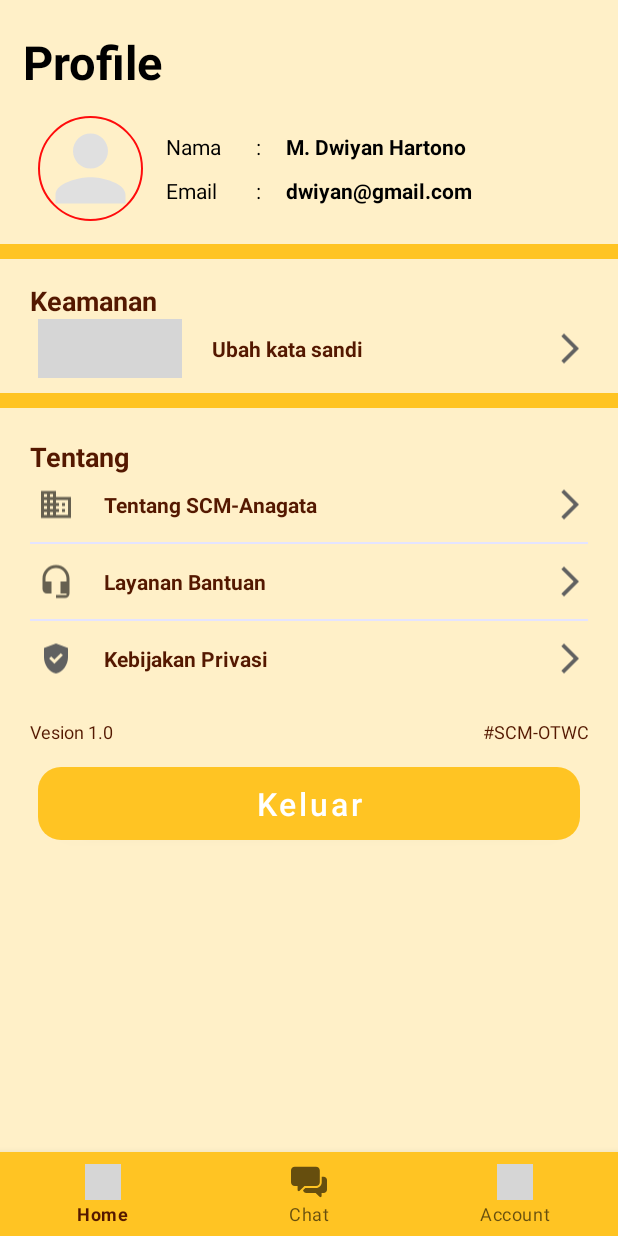
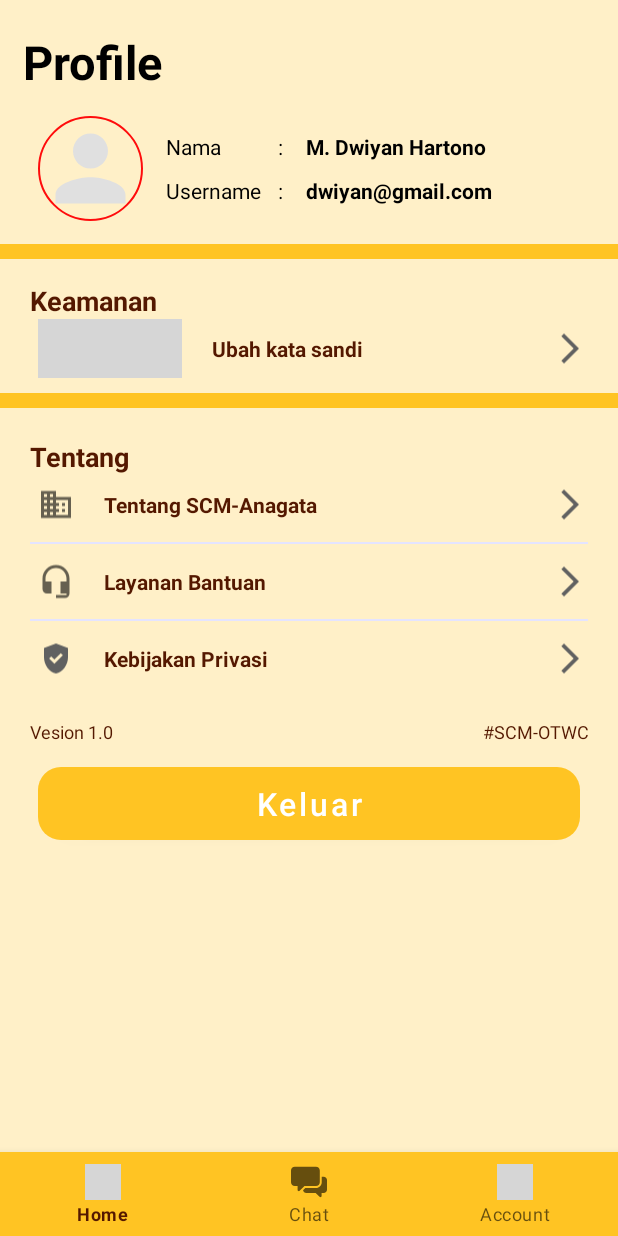
Before and after one commit to mdwiyanhartono/SCM-Anagata, an Android app: the fragment Account placed in its activity, on a phone screen of 412 x 824 dp. Run offline under Robolectric (Android 15) with nearby library versions, the phone set to English and light mode, and no system bars; our stand-ins replace CircleImageView; libraries missing offline, so code that uses them is left out: com.smarteist.autoimageslider; pictures from the network do not load; 13 statements that could not run were skipped; grey boxes are pictures that could not be loaded.

Commit message:
update pada account

```diff
--- a/app/build.gradle
+++ b/app/build.gradle
@@ -10,8 +10,8 @@ android {
         applicationId "dwiyan.com.scm_anagata"
         minSdk 21
         targetSdk 32
-        versionCode 1
-        versionName "1.0"
+        versionCode 2
+        versionName "1.2"
 
         testInstrumentationRunner "androidx.test.runner.AndroidJUnitRunner"
     }
--- a/app/src/main/java/dwiyan/com/scm_anagata/Base/BaseFragment.java
+++ b/app/src/main/java/dwiyan/com/scm_anagata/Base/BaseFragment.java
@@ -72,8 +72,8 @@ public class BaseFragment extends Fragment {
             GlobalVar.NAMA = c.getString(0);
             GlobalVar.EMAIL = c.getString(2);
             GlobalVar.ID = c.getString(3);
-            GlobalVar.NOHP = c.getString(4);
-            GlobalVar.Level = c.getString(5);
+//            GlobalVar.NOHP = c.getString(4);
+//            GlobalVar.Level = c.getString(5);
         }
         db.close();
     }
--- a/app/src/main/java/dwiyan/com/scm_anagata/FragmentMainMenu/Account.java
+++ b/app/src/main/java/dwiyan/com/scm_anagata/FragmentMainMenu/Account.java
@@ -14,6 +14,7 @@ import android.view.ViewGroup;
 import android.widget.Button;
 import android.widget.ImageView;
 import android.widget.LinearLayout;
+import android.widget.TextView;
 
 import dwiyan.com.scm_anagata.Base.BaseFragment;
 import dwiyan.com.scm_anagata.Base.GlobalVar;
@@ -74,13 +75,19 @@ public class Account extends BaseFragment {
 
     Button btnlogout;
     ImageView imageprofile;
+    TextView nama,email;
     LinearLayout lyubahkatasandi;
     @Override
     public View onCreateView(LayoutInflater inflater, ViewGroup container,
                              Bundle savedInstanceState) {
         // Inflate the layout for this fragment
         View v = inflater.inflate(R.layout.fragment_account, container, false);
+        getuser();
         btnlogout = v.findViewById(R.id.logout);
+        nama = v.findViewById(R.id.nama);
+        email = v.findViewById(R.id.username);
+        nama.setText(GlobalVar.NAMA);
+        email.setText(GlobalVar.EMAIL);
         lyubahkatasandi = v.findViewById(R.id.lyubahkatasandi);
         lyubahkatasandi.setOnClickListener(new View.OnClickListener() {
             @Override
--- a/app/src/main/java/dwiyan/com/scm_anagata/FragmentMainMenu/Home.java
+++ b/app/src/main/java/dwiyan/com/scm_anagata/FragmentMainMenu/Home.java
@@ -117,6 +117,7 @@ public class Home extends BaseFragment implements AdapterItemCategory.OnItemClic
         // Inflate the layout for this fragment
         View v =  inflater.inflate(R.layout.fragment_home, container, false);
         PdLoading();
+        getuser();
         history = v.findViewById(R.id.history);
         payment = v.findViewById(R.id.payment);
         terimabarang = v.findViewById(R.id.terimabarang);
--- a/app/src/main/java/dwiyan/com/scm_anagata/Login.java
+++ b/app/src/main/java/dwiyan/com/scm_anagata/Login.java
@@ -53,7 +53,7 @@ public class Login extends BaseActivity {
                     Message = response.body().getMessage();
                     if(Integer.parseInt(Kode) == 1){
                         DataBase();
-                        Toast.makeText(Login.this, "Data:" + response.body().getUserID()+" nama: "+ response.body().getNama()+" Email : "+ response.body().getEmail(), Toast.LENGTH_SHORT).show();
+//                        Toast.makeText(Login.this, "Data:" + response.body().getUserID()+" nama: "+ response.body().getNama()+" Email : "+ response.body().getEmail(), Toast.LENGTH_SHORT).show();
                         db.openDB();
                         long adduser = db.adduser(response.body().getNama().toString(),response.body().getEmail().toString(),response.body().getUserID().toString());
                         db.close();
--- a/app/src/main/res/layout/fragment_account.xml
+++ b/app/src/main/res/layout/fragment_account.xml
@@ -57,7 +57,7 @@
                     <TextView
                         android:layout_width="0dp"
                         android:layout_height="match_parent"
-                        android:layout_weight="3"
+                        android:layout_weight="4"
                         android:text="@string/nama"
                         android:textColor="@color/black" />
 
@@ -69,6 +69,7 @@
                         android:textColor="@color/black" />
 
                     <TextView
+                        android:id="@+id/nama"
                         android:layout_width="0dp"
                         android:layout_height="wrap_content"
                         android:layout_weight="10"
@@ -118,7 +119,7 @@
                     <TextView
                         android:layout_width="0dp"
                         android:layout_height="wrap_content"
-                        android:layout_weight="3"
+                        android:layout_weight="4"
                         android:text="@string/email"
                         android:textColor="@color/black" />
 
@@ -130,6 +131,7 @@
                         android:textColor="@color/black" />
 
                     <TextView
+                        android:id="@+id/username"
                         android:layout_width="0dp"
                         android:layout_height="wrap_content"
                         android:layout_weight="10"
--- a/app/src/main/res/layout/fragment_home.xml
+++ b/app/src/main/res/layout/fragment_home.xml
@@ -81,7 +81,7 @@
                         <TextView
                             android:layout_width="match_parent"
                             android:layout_height="wrap_content"
-                            android:text="User ID"
+                            android:text="Username"
                             android:textSize="13sp"
                             android:textColor="@color/white"
                             android:textStyle="bold"/>
--- a/app/src/main/res/values/strings.xml
+++ b/app/src/main/res/values/strings.xml
@@ -11,7 +11,7 @@
     <string name="m_dwiyan_hartono">M. Dwiyan Hartono</string>
     <string name="user_id">User ID</string>
     <string name="userid">dwiyan@gmail.com</string>
-    <string name="email">Email</string>
+    <string name="email">Username</string>
     <string name="emailsaya">dwiyan@gmail.com</string>
     <string name="namasaya">M. Dwiyan Hartono</string>
 
```
Also changed, not shown: app/src/main/java/dwiyan/com/scm_anagata/TerimaBarang/TerimaBarangScanQR.java (+18 -17 lines), 2 other files.
